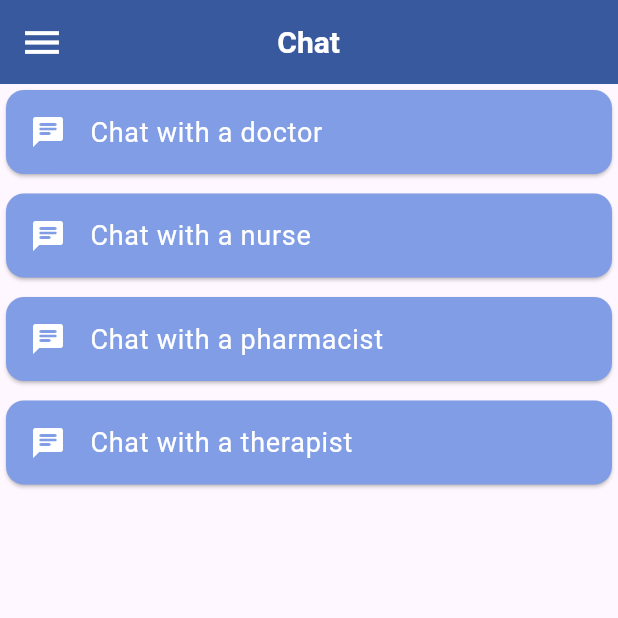
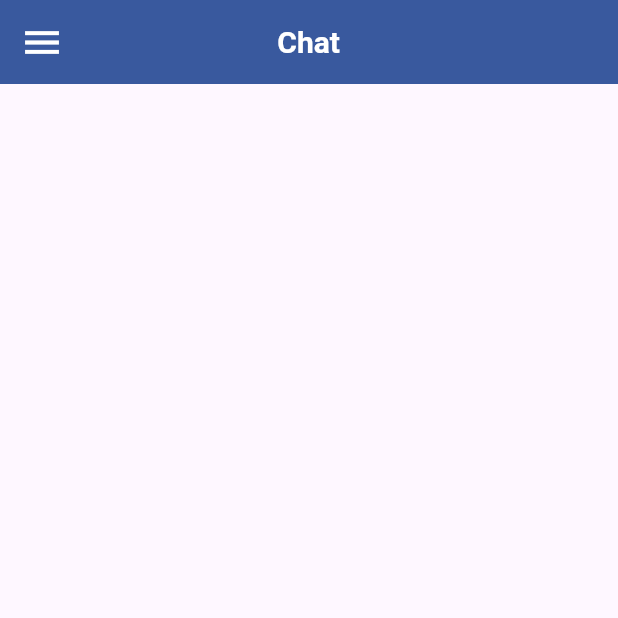
Before and after one commit to Billy272/Health_Plus, a Flutter app: the ChatScreen screen opened directly, on a phone screen of 412 x 824 dp, the top half of it. Run offline on Flutter 3.47's test engine with Material 3 defaults, Android fonts, the phone set to English and light mode, and no system bars; our stand-ins replace font_awesome_flutter.

Commit message:
chore: Remove unnecessary code and update UI in ChatScreen

```diff
--- a/health_plus/lib/chat.dart
+++ b/health_plus/lib/chat.dart
@@ -30,85 +30,7 @@ class ChatScreen extends StatelessWidget {
           ],
         ),
       ),
-      body: Column(
-        children: <Widget>[
-          Card(
-            color: const Color.fromARGB(255, 129, 157, 229),
-            child: ListTile(
-              title: const Text(
-                'Chat with a doctor',
-                style: TextStyle(
-                  fontSize: 18,
-                  color: Colors.white,
-                ),
-              ),
-              leading: const Icon(
-                Icons.chat_rounded,
-                color: Colors.white,
-              ),
-              onTap: () {
-                Navigator.push(
-                    context,
-                    MaterialPageRoute(
-                        builder: (context) => const ChatScreen()));
-              },
-            ),
-          ),
-          const SizedBox(height: 5.0),
-          Card(
-              color: const Color.fromARGB(255, 129, 157, 229),
-              child: ListTile(
-                title: const Text('Chat with a nurse',
-                    style: TextStyle(
-                      fontSize: 18,
-                      color: Colors.white,
-                    )),
-                leading: const Icon(Icons.chat_rounded, color: Colors.white),
-                onTap: () {
-                  Navigator.push(
-                      context,
-                      MaterialPageRoute(
-                          builder: (context) => const ChatScreen()));
-                },
-              )),
-          const SizedBox(height: 5.0),
-          Card(
-              color: const Color.fromARGB(255, 129, 157, 229),
-              child: ListTile(
-                title: const Text(
-                  'Chat with a pharmacist',
-                  style: TextStyle(
-                    fontSize: 18,
-                    color: Colors.white,
-                  ),
-                ),
-                leading: const Icon(Icons.chat_rounded, color: Colors.white),
-                onTap: () {
-                  Navigator.push(
-                      context,
-                      MaterialPageRoute(
-                          builder: (context) => const ChatScreen()));
-                },
-              )),
-          const SizedBox(height: 5.0),
-          Card(
-              color: const Color.fromARGB(255, 129, 157, 229),
-              child: ListTile(
-                title: const Text('Chat with a therapist',
-                    style: TextStyle(
-                      fontSize: 18,
-                      color: Colors.white,
-                    )),
-                leading: const Icon(Icons.chat_rounded, color: Colors.white),
-                onTap: () {
-                  Navigator.push(
-                      context,
-                      MaterialPageRoute(
-                          builder: (context) => const ChatScreen()));
-                },
-              )),
-        ],
-      ),
+      body: const Column(),
     );
   }
 }
--- a/health_plus/lib/chat_page.dart
+++ /dev/null
@@ -1,10 +0,0 @@
-import 'package:flutter/material.dart';
-
-class ChatScreen extends StatelessWidget {
-  const ChatScreen({super.key});
-
-  @override
-  Widget build(BuildContext context) {
-    return const Placeholder();
-  }
-}
```
